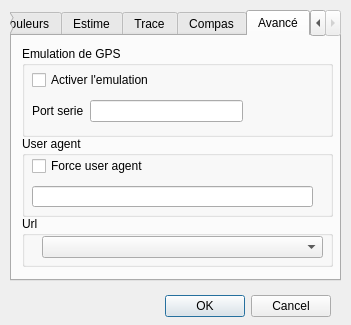
Above: src/paramVLM.ui from nohal/qtVlm before the change. Below: the same form after it.
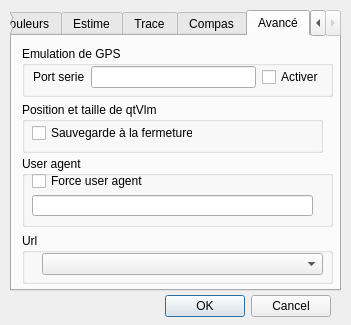
That is the form after the change. The open tabs and pages were chosen to show the change. Icons and pictures are not drawn.

Commit message: - param pour sauvegarder ou non la géometrie de qtVlm - vlm_sync => now - bug fix du dialog de POI

The edit to the form file:
```diff
--- a/src/paramVLM.ui
+++ b/src/paramVLM.ui
@@ -39,7 +39,7 @@
      <x>10</x>
      <y>10</y>
      <width>331</width>
-     <height>271</height>
+     <height>281</height>
     </rect>
    </property>
    <property name="currentIndex">
@@ -544,43 +544,39 @@
        <x>10</x>
        <y>10</y>
        <width>311</width>
-       <height>91</height>
+       <height>51</height>
       </rect>
      </property>
      <property name="title">
       <string>Emulation de GPS</string>
      </property>
-     <widget class="QWidget" name="layoutWidget">
+     <widget class="QWidget" name="">
       <property name="geometry">
        <rect>
-        <x>10</x>
+        <x>11</x>
         <y>20</y>
-        <width>211</width>
-        <height>61</height>
+        <width>291</width>
+        <height>22</height>
        </rect>
       </property>
-      <layout class="QVBoxLayout" name="verticalLayout">
+      <layout class="QHBoxLayout" name="horizontalLayout">
+       <item>
+        <widget class="QLabel" name="label">
+         <property name="text">
+          <string>Port serie</string>
+         </property>
+        </widget>
+       </item>
+       <item>
+        <widget class="QLineEdit" name="serialName"/>
+       </item>
        <item>
         <widget class="QCheckBox" name="chk_activateEmulation">
          <property name="text">
-          <string>Activer l'emulation</string>
+          <string>Activer</string>
          </property>
         </widget>
        </item>
-       <item>
-        <layout class="QHBoxLayout" name="horizontalLayout">
-         <item>
-          <widget class="QLabel" name="label">
-           <property name="text">
-            <string>Port serie</string>
-           </property>
-          </widget>
-         </item>
-         <item>
-          <widget class="QLineEdit" name="serialName"/>
-         </item>
-        </layout>
-       </item>
       </layout>
      </widget>
     </widget>
@@ -588,9 +584,9 @@
      <property name="geometry">
       <rect>
        <x>10</x>
-       <y>100</y>
+       <y>120</y>
        <width>311</width>
-       <height>81</height>
+       <height>71</height>
       </rect>
      </property>
      <property name="title">
@@ -600,7 +596,7 @@
       <property name="geometry">
        <rect>
         <x>10</x>
-        <y>20</y>
+        <y>15</y>
         <width>191</width>
         <height>20</height>
        </rect>
@@ -613,7 +609,7 @@
       <property name="geometry">
        <rect>
         <x>10</x>
-        <y>50</y>
+        <y>39</y>
         <width>281</width>
         <height>21</height>
        </rect>
@@ -624,7 +620,7 @@
      <property name="geometry">
       <rect>
        <x>10</x>
-       <y>180</y>
+       <y>197</y>
        <width>311</width>
        <height>51</height>
       </rect>
@@ -643,6 +639,32 @@
       </property>
      </widget>
     </widget>
+    <widget class="QGroupBox" name="groupBox_2">
+     <property name="geometry">
+      <rect>
+       <x>10</x>
+       <y>66</y>
+       <width>301</width>
+       <height>51</height>
+      </rect>
+     </property>
+     <property name="title">
+      <string>Position et taille de qtVlm</string>
+     </property>
+     <widget class="QCheckBox" name="saveWinGeometry">
+      <property name="geometry">
+       <rect>
+        <x>10</x>
+        <y>22</y>
+        <width>161</width>
+        <height>18</height>
+       </rect>
+      </property>
+      <property name="text">
+       <string>Sauvegarde à la fermeture</string>
+      </property>
+     </widget>
+    </widget>
    </widget>
   </widget>
  </widget>
```
Left out of the diff: 2 changed lines with no effect on the pictures. The commit also changes 5 other files.
